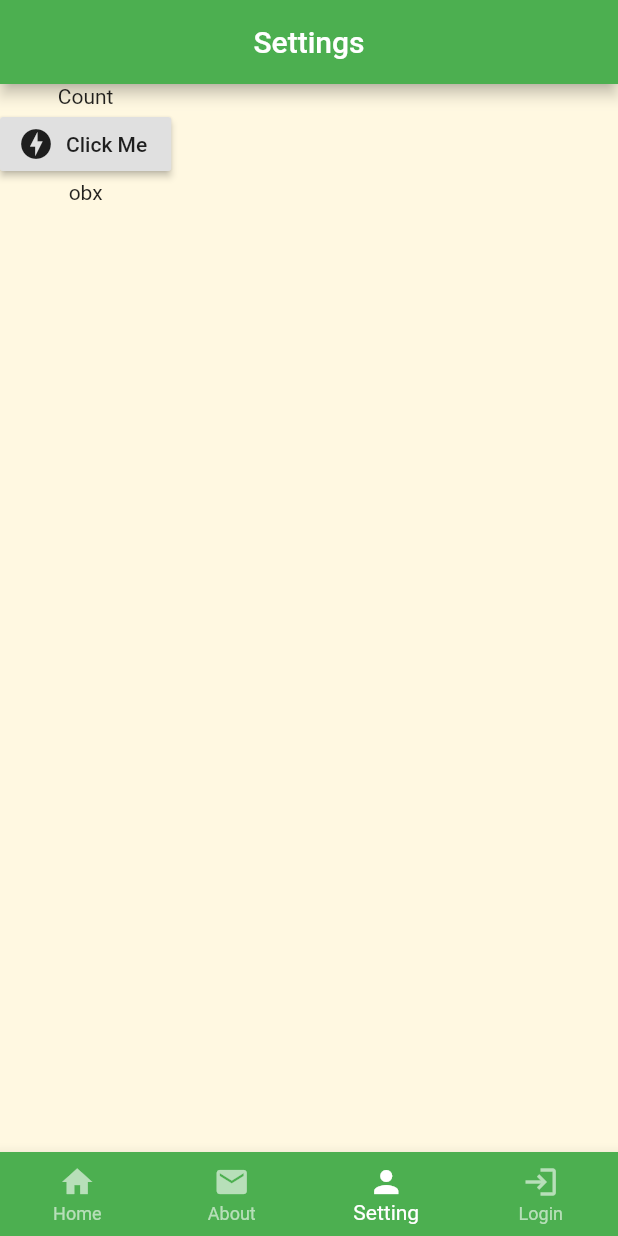
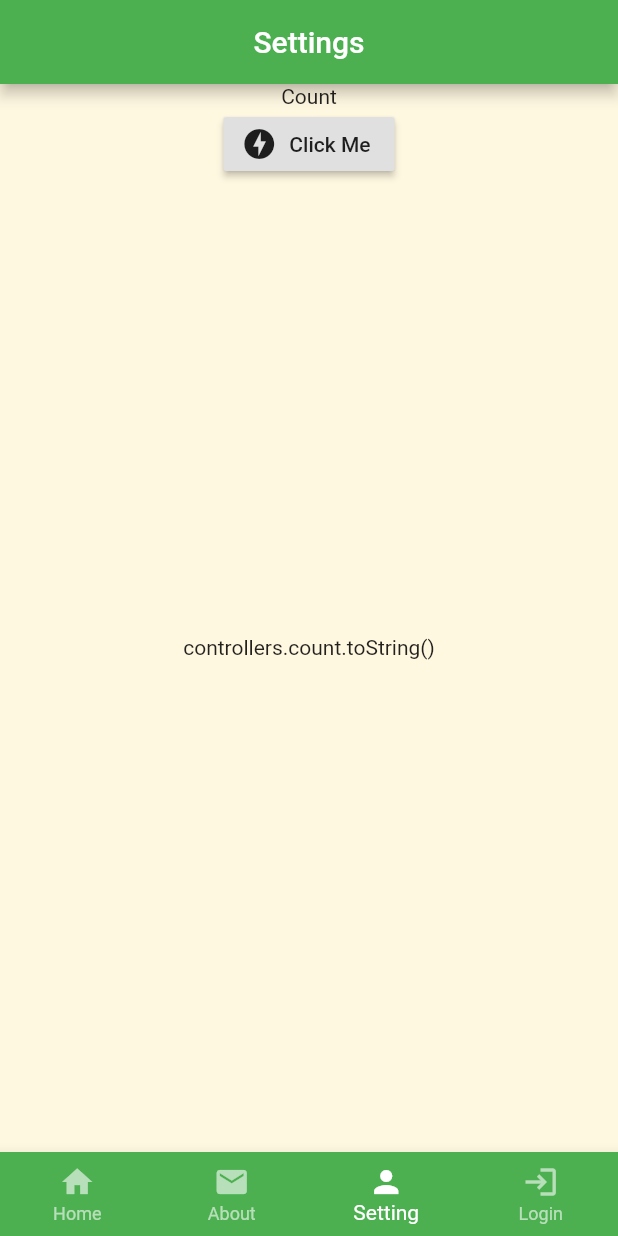
Before and after one commit to BeleShew/app_demo_one, a Flutter app: the screen it shows after launch, item 3 of the bottom bar chosen, on a phone screen of 412 x 824 dp. Run offline on Flutter 3.47's test engine with Material 2 defaults, Android fonts, the phone set to English and light mode, and no system bars; our stand-ins replace get.

Commit message:
--- Auto-Git Commit ---

```diff
--- a/lib/Controller/DialogController.dart
+++ b/lib/Controller/DialogController.dart
@@ -1,9 +1,8 @@
 import 'package:get/get.dart';
 
 class DialogController extends GetxController {
-  int count = 0;
+  int get count => 0;
   increment() {
-    count++;
-    update();
+    //update();
   }
 }
--- a/lib/Views/SettingsPage.dart
+++ b/lib/Views/SettingsPage.dart
@@ -10,7 +10,7 @@ class SettingsPage extends StatefulWidget {
 }
 
 class _SettingsPage extends State<SettingsPage> {
-  //final settingBuilder = Get.put(DialogController());
+  final settingBuilder = Get.put(DialogController());
   @override
   Widget build(BuildContext context) {
     return Scaffold(
@@ -33,7 +33,16 @@ class _SettingsPage extends State<SettingsPage> {
               //     style: TextStyle(fontSize: 32, color: Colors.black),
               //   );
               // }),
-              Obx(() => Text("obx")),
+              Expanded(
+                child: Center(
+                  child: GetX<DialogController>(
+                    builder: (controllers) {
+                      return Text('controllers.count.toString()');
+                    },
+                  ),
+                ),
+              ),
+
               SizedBox(height: 25),
             ],
           ),
--- /dev/null
+++ b/lib/keys/keys.dart
@@ -0,0 +1,5 @@
+// ignore: camel_case_types
+class keys {
+  static String url =
+      "http://makeup-api.herokuapp.com/api/v1/products.json?brand=maybelline";
+}
--- a/pubspec.yaml
+++ b/pubspec.yaml
@@ -22,6 +22,7 @@ environment:
 
 dependencies:
   get: ^3.24.0
+  http: ^0.12.2
   flutter:
     sdk: flutter
 
```
Also changed, not shown: lib/Services/API_Manager.dart (added, +24 -0 lines), .autogit/logs/log-4-1-2021-14-50-7.txt (added), pubspec.lock, 1 other file.
